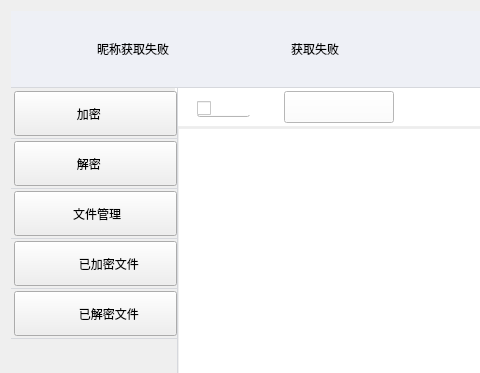
Before: the Qt Designer form mainwindow.ui in HustGw/CLLLLLLLSAFFFFFEWINN, drawn with Qt 5; both pictures show x 0 to 480 and y 0 to 373 of the 1084 by 674 pixel window.
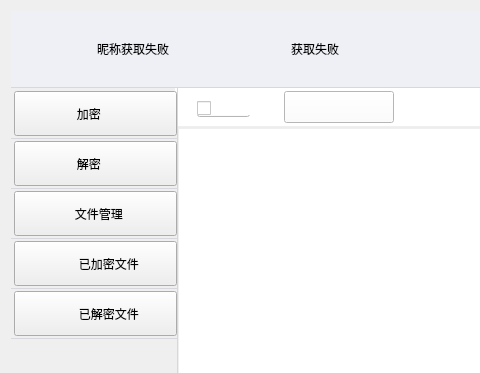
After: the same form once the commit is applied. Icons and pictures are not drawn.

Diff of the .ui file:
```diff
--- a/mainwindow.ui
+++ b/mainwindow.ui
@@ -54,7 +54,7 @@
      </rect>
     </property>
     <property name="text">
-     <string>  文件管理 </string>
+     <string>  文件管理</string>
     </property>
    </widget>
    <widget class="QLineEdit" name="SearchEdit">
```
